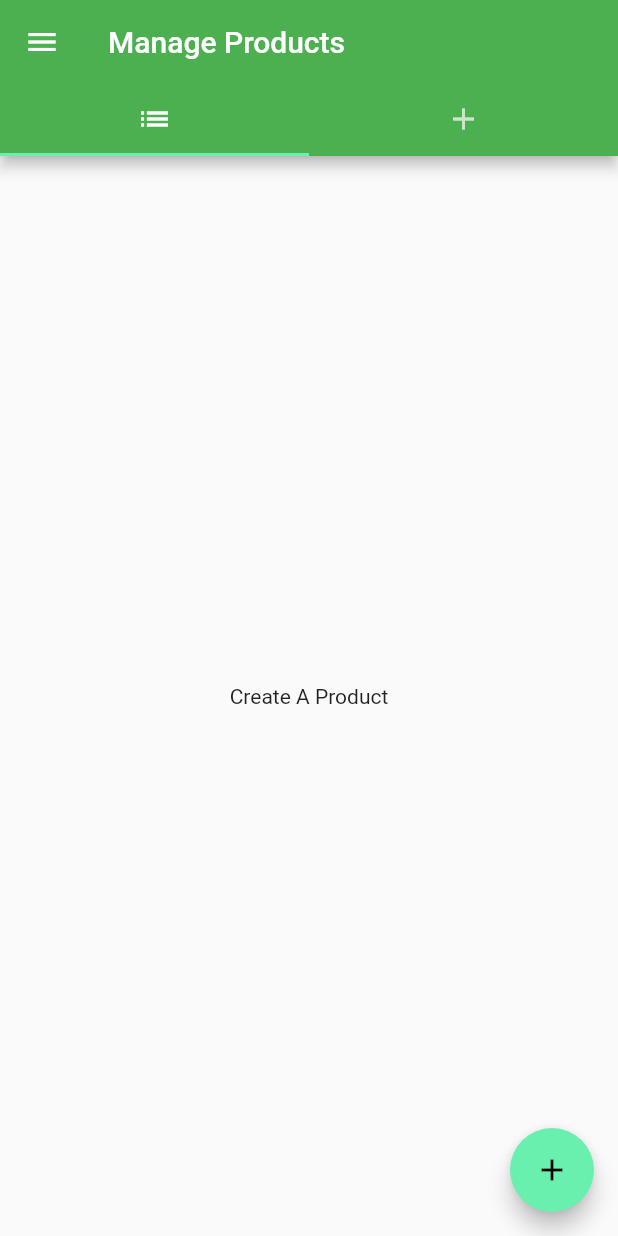
After one commit to okeefem2/flutterate, a Flutter app: the ProductsAdminPage screen opened by its route, on a phone screen of 412 x 824 dp. The commit adds this screen. Run offline on Flutter 3.47's test engine with Material 2 defaults, Android fonts, the phone set to English and light mode, and no system bars.

Commit message:
9/3/2018 morning
Learned named routes, next going to work on state management on a app level!

```diff
--- /dev/null
+++ b/lib/pages/product_create.dart
@@ -0,0 +1,10 @@
+import 'package:flutter/material.dart';
+
+class ProductCreatePage extends StatelessWidget {
+  @override
+  Widget build(BuildContext context) {
+    return Center(
+      child: Text('Create A Product')
+    );
+  }
+}
--- /dev/null
+++ b/lib/pages/products_admin.dart
@@ -0,0 +1,47 @@
+import 'package:flutter/material.dart';
+import './home.dart';
+import './product_list.dart';
+import './product_create.dart';
+
+class ProductsAdminPage extends StatelessWidget {
+  @override
+  Widget build(BuildContext context) {
+    return DefaultTabController(
+      child: Scaffold(
+          drawer: Drawer(
+              child: Column(children: <Widget>[
+            AppBar(
+              automaticallyImplyLeading:
+                  false, // do not infer what the first action would be
+              title: Text('Choose'),
+            ),
+            ListTile(
+              title: Text('All Products'),
+              onTap: () {
+                Navigator.pushReplacementNamed(context, '/home');
+              },
+            )
+          ])),
+          appBar: AppBar(
+            title: Text('Manage Products'),
+            bottom: TabBar(tabs: <Widget>[
+              Tab(
+                icon: Icon(Icons.list),
+              ),
+              Tab(icon: Icon(Icons.add)),
+            ]),
+          ),
+          floatingActionButton:
+              FloatingActionButton(onPressed: () {}, child: Icon(Icons.add)),
+          body: TabBarView(
+            children: <Widget>[ProductCreatePage(), ProductListPage()],
+          )),
+      length: 2,
+    );
+  }
+}
+
+// Center(
+//             child: Text('Manage Products Page'),
+//           )
+//         )
```
Also changed, not shown: lib/main.dart (+26 -1 lines), lib/pages/auth.dart (added, +23 -0 lines), lib/pages/home.dart (+17 -2 lines), lib/pages/product.dart (+13 -1 lines), lib/pages/product_list.dart (added, +10 -0 lines), notes.txt (added, +11 -0 lines), 1 other file.
